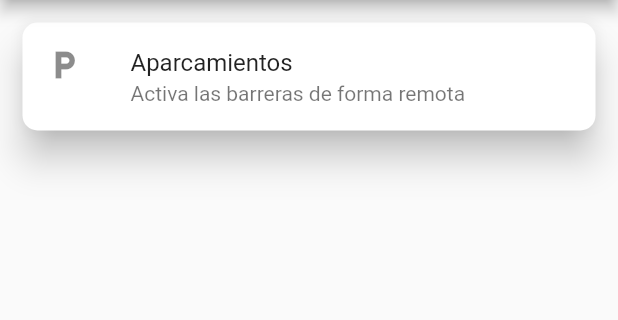
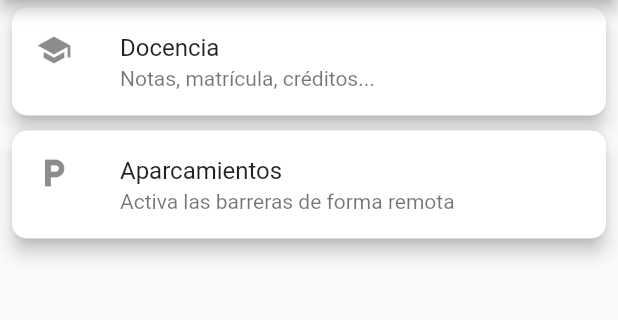
Before and after one commit to pablouser1/OpenUMA, a Flutter app: the screen it shows after launch, on a phone screen of 412 x 824 dp, the part 84-404 px from its top. Run offline on Flutter 3.47's test engine with Material 2 defaults, Android fonts, the phone set to English and light mode, and no system bars; our stand-ins replace shared_preferences.

Commit message:
fix barreras y docencia wip

```diff
--- /dev/null
+++ b/lib/common.dart
@@ -0,0 +1,3 @@
+import 'package:openuma/api.dart';
+
+final api = Api();
--- a/lib/components/drawer.dart
+++ b/lib/components/drawer.dart
@@ -1,15 +1,12 @@
 import 'package:flutter/material.dart';
 import 'package:openuma/helpers/nav.dart';
-import 'package:openuma/models/state.dart';
 import 'package:openuma/views/settings.dart';
-import 'package:provider/provider.dart';
 
 class DrawerWidget extends StatelessWidget {
   const DrawerWidget({super.key});
 
   @override
   Widget build(BuildContext context) {
-    return Consumer<AppState>(builder: (context, state, child) {
     return Drawer(
       child: ListView(
         padding: EdgeInsets.zero,
@@ -24,7 +21,7 @@ class DrawerWidget extends StatelessWidget {
             title: const Text("Ajustes"),
             leading: const Icon(Icons.settings),
             onTap: () {
-                Nav.push(context, const SettingsPage(), state);
+              Nav.push(context, const SettingsPage());
             },
           ),
           const Divider(),
@@ -35,6 +32,5 @@ class DrawerWidget extends StatelessWidget {
         ],
       ),
     );
-    });
   }
 }
--- a/lib/helpers/nav.dart
+++ b/lib/helpers/nav.dart
@@ -1,11 +1,11 @@
 import 'package:flutter/material.dart';
+import 'package:openuma/common.dart';
 import 'package:openuma/helpers/messages.dart';
-import 'package:openuma/models/state.dart';
 import 'package:openuma/views/settings.dart';
 
 class Nav {
-  static void push(BuildContext context, Widget page, AppState state, {bool requiresLogin = false}) {
-    if (requiresLogin && !state.api.isLoggedIn()) {
+  static void push(BuildContext context, Widget page, {bool requiresLogin = false}) {
+    if (requiresLogin && !api.isLoggedIn()) {
       Messages.snackbar(context, "Necesitas iniciar sesión");
       Navigator.of(context).push(
         MaterialPageRoute(
--- a/lib/models/state.dart
+++ /dev/null
@@ -1,7 +0,0 @@
-import 'package:flutter/material.dart';
-import 'package:openuma/api.dart';
-
-class AppState extends ChangeNotifier {
-  final Api _api = Api();
-  Api get api => _api;
-}
--- a/lib/views/home.dart
+++ b/lib/views/home.dart
@@ -1,16 +1,14 @@
 import 'package:flutter/material.dart';
 import 'package:openuma/components/drawer.dart';
 import 'package:openuma/helpers/nav.dart';
-import 'package:openuma/models/state.dart';
+import 'package:openuma/views/docencia.dart';
 import 'package:openuma/views/parking.dart';
-import 'package:provider/provider.dart';
 
 class HomePage extends StatelessWidget {
   const HomePage({super.key});
 
   @override
   Widget build(BuildContext context) {
-    return Consumer<AppState>(builder: (context, state, child) {
       return Scaffold(
         appBar: AppBar(
           title: const Text("OpenUMA"),
@@ -22,10 +20,29 @@ class HomePage extends StatelessWidget {
               shape: RoundedRectangleBorder(
                 borderRadius: BorderRadius.circular(10),
               ),
-              margin: const EdgeInsets.all(15),
-              elevation: 10,
+              margin: const EdgeInsets.symmetric(horizontal: 8, vertical: 5),
+              elevation: 5,
               child: InkWell(
-                onTap: () => Nav.push(context, const ParkingPage(), state, requiresLogin: true),
+                onTap: () => Nav.push(context, const DocenciaPage(), requiresLogin: true),
+                child: Column(
+                  children: const <Widget>[
+                    ListTile(
+                      title: Text("Docencia"),
+                      subtitle: Text('Notas, matrícula, créditos...'),
+                      leading: Icon(Icons.school),
+                    ),
+                  ],
+                ),
+              ),
+            ),
+            Card(
+              shape: RoundedRectangleBorder(
+                borderRadius: BorderRadius.circular(10),
+              ),
+              margin: const EdgeInsets.symmetric(horizontal: 8, vertical: 5),
+              elevation: 5,
+              child: InkWell(
+                onTap: () => Nav.push(context, const ParkingPage(), requiresLogin: true),
                 child: Column(
                   children: const <Widget>[
                     ListTile(
@@ -41,6 +58,5 @@ class HomePage extends StatelessWidget {
         ),
         drawer: const DrawerWidget(),
       );
-    });
   }
 }
```
Also changed, not shown: lib/api.dart (+35 -2 lines), lib/main.dart (+3 -6 lines), lib/models/expediente.dart (added, +31 -0 lines), lib/views/docencia.dart (added, +22 -0 lines), lib/views/parking.dart (+19 -22 lines), lib/views/settings.dart (+4 -7 lines), 1 other file. Lines whose indentation alone changed are shown as unchanged.
